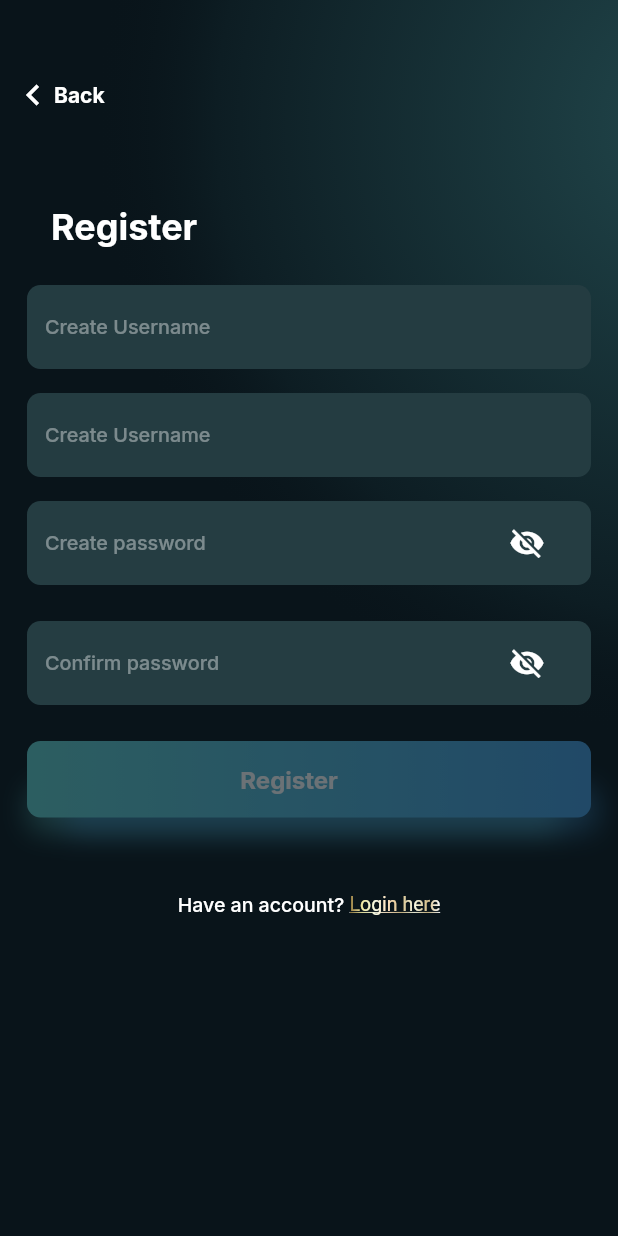
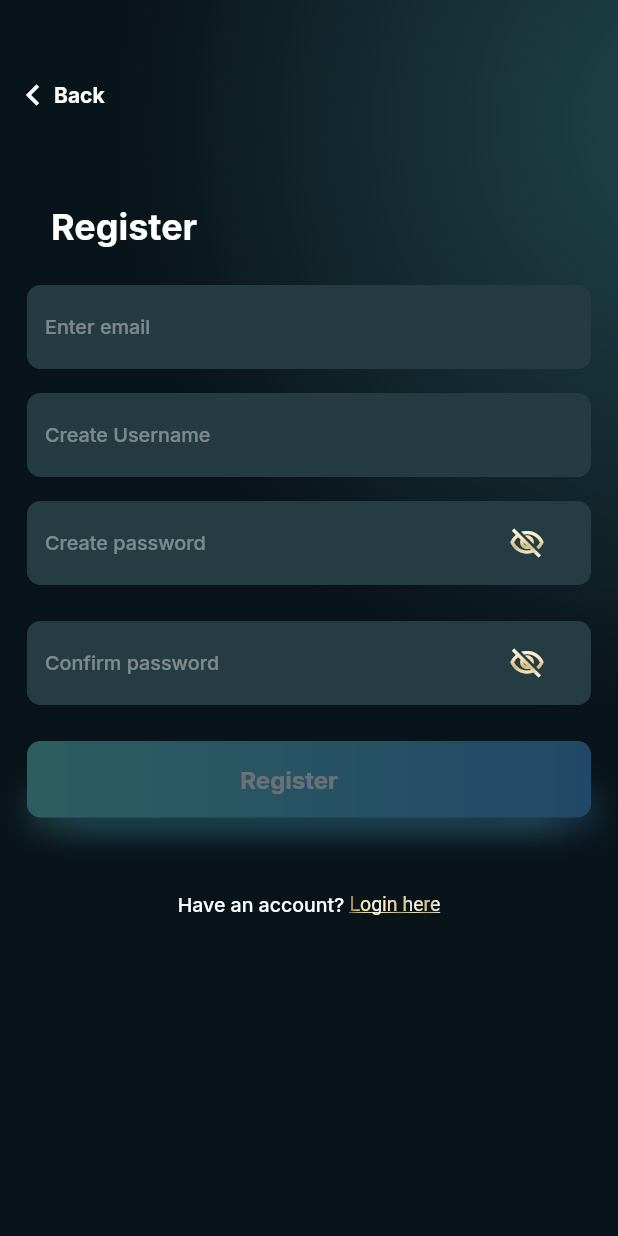
Before and after one commit to ramaagusdwi/you_app_test, a Flutter app: the RegisterPage screen opened by its route, on a phone screen of 412 x 824 dp. Run offline on Flutter 3.47's test engine with Material 2 defaults, Android fonts, the phone set to English and light mode, and no system bars; drawn by our look-alikes of simple_gradient_text; our stand-ins replace dartz, dio, dropdown_textfield, flutter_screenutil, google_fonts, image_picker and 1 more; missing offline and left inert: app_settings.

Commit message:
icon gradient register and obscure text field

```diff
--- a/lib/ui/register_page.dart
+++ b/lib/ui/register_page.dart
@@ -58,7 +58,7 @@ class _RegisterPageState extends State<RegisterPage> {
                 children: [
                   Container(transform: Matrix4.translationValues(-10.0, 0.0, 0.0), child: back()),
                   header(),
-                  usernameInput(),
+                  emailInput(),
                   usernameInput(),
                   passwordInput(),
                   confirmPasswordInput(),
@@ -104,6 +104,26 @@ class _RegisterPageState extends State<RegisterPage> {
     );
   }
 
+
+  Widget emailInput() {
+    return Container(
+      margin: const EdgeInsets.only(bottom: normalMargin),
+      child: CustomTextField(
+          filledColor: const Color(0xFF243C41).withOpacity(1.0),
+          textEditingController: emailController,
+          labelText: 'Enter email',
+          labelStyle: whiteOpacity40TextStyle,
+          hintText: 'Enter email',
+          hintStyle: whiteOpacity40TextStyle,
+          validator: (value) {
+            if (value == null || value.isEmpty) {
+              return 'Please enter your username/email';
+            }
+            return null;
+          }),
+    );
+  }
+
   Widget usernameInput() {
     return Container(
       margin: const EdgeInsets.only(bottom: normalMargin),
@@ -133,13 +153,23 @@ class _RegisterPageState extends State<RegisterPage> {
         labelStyle: whiteOpacity40TextStyle,
         hintText: 'Create password',
         hintStyle: whiteOpacity40TextStyle,
-        suffixIcon: IconButton(
-          icon: Icon(obscureText ? Icons.visibility_off : Icons.visibility, color: white),
+        suffixIcon: ShaderMask(
+          shaderCallback: (Rect bounds) {
+            return const LinearGradient(
+              begin: Alignment.topCenter,
+              end: Alignment.bottomCenter,
+              colors: goldensColor,
+            ).createShader(bounds);
+          },
+          child: IconButton(
+            icon: Icon(obscureText ? Icons.visibility_off_outlined : Icons.visibility_outlined,
+                color: white),
             onPressed: () {
               setState(() {
                 obscureText = !obscureText;
               });
             },
+          ),
         ),
         obsureText: obscureText,
         validator: (value) {
@@ -162,13 +192,22 @@ class _RegisterPageState extends State<RegisterPage> {
         labelStyle: whiteOpacity40TextStyle,
         hintText: 'Confirm password',
         hintStyle: whiteOpacity40TextStyle,
-        suffixIcon: IconButton(
-          icon: Icon(obscureText ? Icons.visibility_off : Icons.visibility, color: white),
+        suffixIcon: ShaderMask(
+          shaderCallback: (Rect bounds) {
+            return const LinearGradient(
+              begin: Alignment.topCenter,
+              end: Alignment.bottomCenter,
+              colors: goldensColor,
+            ).createShader(bounds);
+          },
+          child: IconButton(
+            icon: Icon(obscureText ? Icons.visibility_off_outlined : Icons.visibility_outlined, color: white),
             onPressed: () {
               setState(() {
                 obscureText = !obscureText;
               });
             },
+          ),
         ),
         obsureText: obscureText,
         validator: (value) {
--- a/lib/ui/widgets/custom_text_field.dart
+++ b/lib/ui/widgets/custom_text_field.dart
@@ -58,6 +58,7 @@ class CustomTextField extends StatelessWidget {
     final double iconToInputFieldGap = 10.w;
 
     return TextFormField(
+      obscureText: obsureText,
       inputFormatters: inputTypeFormatters,
       keyboardType: textInputType,
       style: TextStyle(color: Colors.white, fontSize: 13.sp, fontWeight: medium),
```
Also changed, not shown: lib/ui/login_page.dart (+16 -6 lines). Lines whose indentation alone changed are shown as unchanged.
